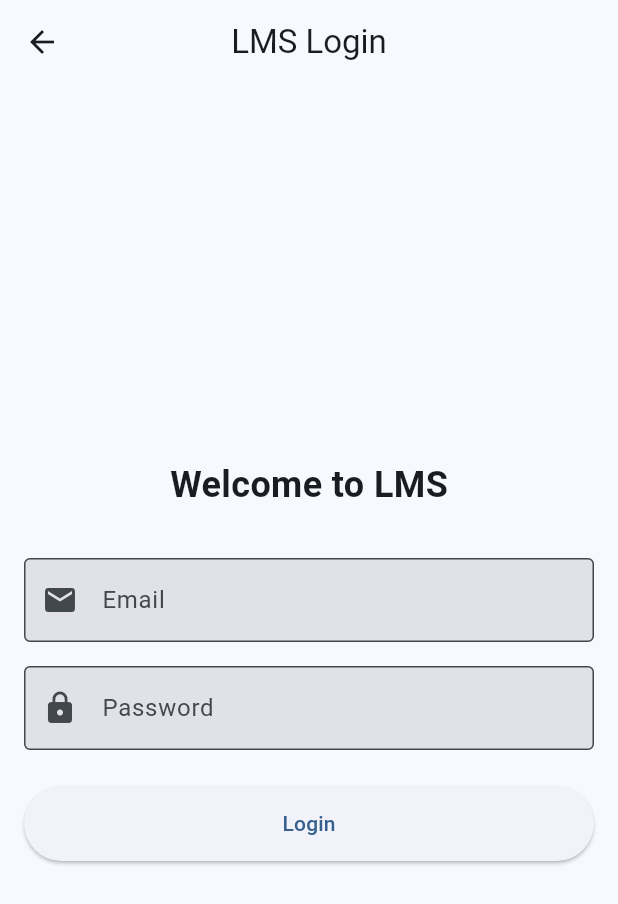
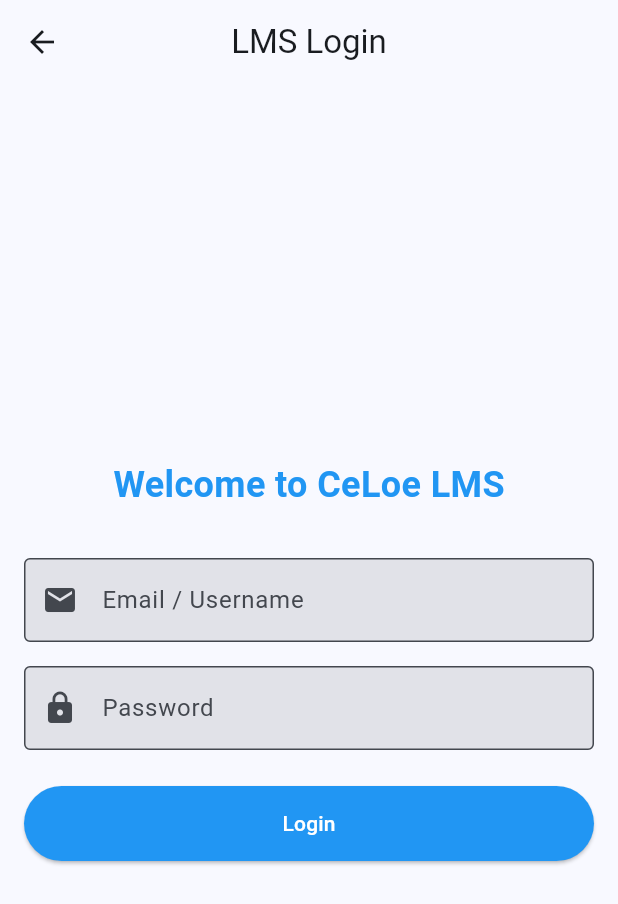
Before and after one commit to NurAzizah1109/lms-flutter-ui, a Flutter app: the screen it shows after launch, on a phone screen of 412 x 824 dp. Shown: the top 904 px of the screen. Run offline on Flutter 3.47's test engine with Material 3 defaults, Android fonts, the phone set to English and light mode, and no system bars.

Commit message:
fitur login

```diff
--- /dev/null
+++ b/lib/controllers/login_controller.dart
@@ -0,0 +1,29 @@
+import 'package:flutter/material.dart';
+
+class LoginController {
+  final TextEditingController emailController = TextEditingController();
+  final TextEditingController passwordController = TextEditingController();
+  final GlobalKey<FormState> formKey = GlobalKey<FormState>();
+
+  String? validateEmail(String? value) {
+    if (value == null || value.isEmpty) {
+      return 'Please enter your email or username';
+    }
+    return null;
+  }
+
+  String? validatePassword(String? value) {
+    if (value == null || value.isEmpty) {
+      return 'Please enter your password';
+    }
+    if (value.length < 6) {
+      return 'Password must be at least 6 characters';
+    }
+    return null;
+  }
+
+  void dispose() {
+    emailController.dispose();
+    passwordController.dispose();
+  }
+}
--- a/lib/views/login_view.dart
+++ b/lib/views/login_view.dart
@@ -1,7 +1,31 @@
 import 'package:flutter/material.dart';
+import '../controllers/login_controller.dart';
 
-class LoginView extends StatelessWidget {
+class LoginView extends StatefulWidget {
   const LoginView({super.key});
+
+  @override
+  State<LoginView> createState() => _LoginViewState();
+}
+
+class _LoginViewState extends State<LoginView> {
+  final LoginController _controller = LoginController();
+
+  void _handleLogin() {
+    if (_controller.formKey.currentState!.validate()) {
+      // Simulate login success
+      ScaffoldMessenger.of(context).showSnackBar(
+        const SnackBar(content: Text('Login Successful!')),
+      );
+      Navigator.of(context).pushReplacementNamed('/dashboard');
+    }
+  }
+
+  @override
+  void dispose() {
+    _controller.dispose();
+    super.dispose();
+  }
 
   @override
   Widget build(BuildContext context) {
@@ -12,47 +36,55 @@ class LoginView extends StatelessWidget {
       ),
       body: Padding(
         padding: const EdgeInsets.all(16.0),
+        child: Form(
+          key: _controller.formKey,
           child: Column(
             mainAxisAlignment: MainAxisAlignment.center,
             children: [
               const Text(
-              'Welcome to LMS',
+                'Welcome to CeLoe LMS',
                 style: TextStyle(
                   fontSize: 24,
                   fontWeight: FontWeight.bold,
+                  color: Colors.blue,
                 ),
               ),
               const SizedBox(height: 32),
-            TextField(
+              TextFormField(
+                controller: _controller.emailController,
                 decoration: const InputDecoration(
-                labelText: 'Email',
+                  labelText: 'Email / Username',
                   border: OutlineInputBorder(),
                   prefixIcon: Icon(Icons.email),
                 ),
+                validator: _controller.validateEmail,
                 keyboardType: TextInputType.emailAddress,
               ),
               const SizedBox(height: 16),
-            TextField(
+              TextFormField(
+                controller: _controller.passwordController,
                 decoration: const InputDecoration(
                   labelText: 'Password',
                   border: OutlineInputBorder(),
                   prefixIcon: Icon(Icons.lock),
                 ),
+                validator: _controller.validatePassword,
                 obscureText: true,
               ),
               const SizedBox(height: 24),
               ElevatedButton(
-              onPressed: () {
-                Navigator.of(context).pushReplacementNamed('/dashboard');
-              },
+                onPressed: _handleLogin,
                 style: ElevatedButton.styleFrom(
                   minimumSize: const Size(double.infinity, 50),
+                  backgroundColor: Colors.blue,
+                  foregroundColor: Colors.white,
                 ),
                 child: const Text('Login'),
               ),
             ],
           ),
         ),
+      ),
     );
   }
-} // End of class not fully replaced, need to ensure I capture enough lines or just replace the block I know.
+}
```
Also changed, not shown: lib/views/splash_view.dart (+56 -10 lines). Lines whose indentation alone changed are shown as unchanged.
